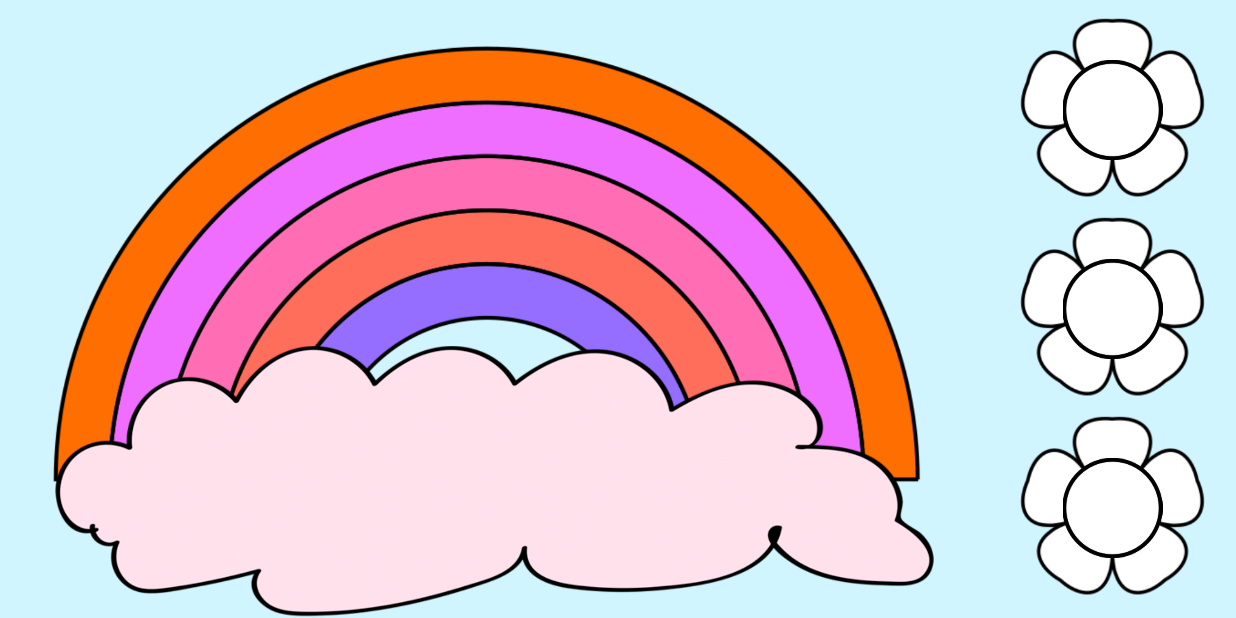
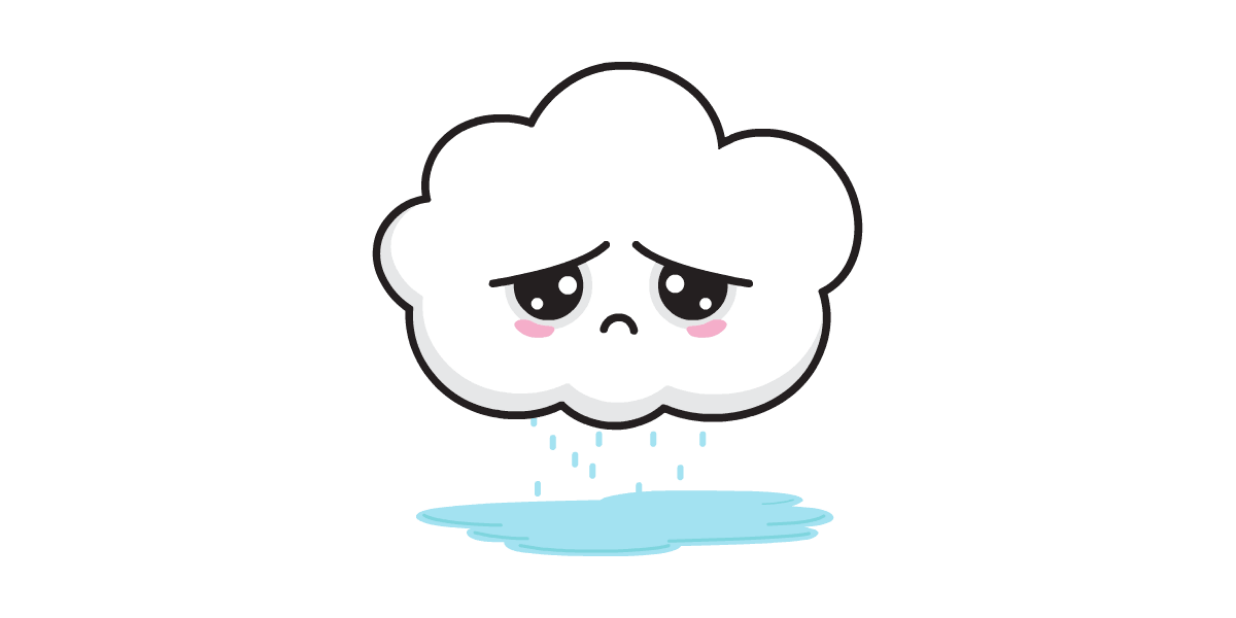
Before and after one commit to elenkamir/gamesforkids, an Android app: the Game2Activity screen opened directly, with no data from a screen before it, after a tap on an icon or button, on a phone screen of 824 x 412 dp (held sideways). Run offline under Robolectric (Android 15) with nearby library versions, the phone set to English and light mode, and no system bars; 2 statements that could not run were skipped; 2 other taps on this screen came first.

Commit message:
игра #2 Дизайн_финал

```diff
--- a/app/build.gradle
+++ b/app/build.gradle
@@ -25,4 +25,6 @@ dependencies {
     testImplementation 'junit:junit:4.12'
     androidTestImplementation 'com.android.support.test:runner:1.0.1'
     androidTestImplementation 'com.android.support.test.espresso:espresso-core:3.0.1'
+    compile 'com.github.bumptech.glide:glide:3.7.0'
+    compile 'com.android.support:support-v4:26.1.0'
 }
--- a/app/src/main/java/ru/gamesforkids/gamesforkids/Game2Activity.java
+++ b/app/src/main/java/ru/gamesforkids/gamesforkids/Game2Activity.java
@@ -6,9 +6,13 @@ import android.support.v7.app.AppCompatActivity;
 import android.os.Bundle;
 import android.content.pm.ActivityInfo;
 import android.view.View;
+import android.widget.FrameLayout;
 import android.widget.ImageButton;
 import android.widget.ImageView;
 import android.widget.Toast;
+
+import com.bumptech.glide.Glide;
+import com.bumptech.glide.load.engine.DiskCacheStrategy;
 
 import java.util.ArrayList;
 import java.util.Arrays;
@@ -26,6 +30,9 @@ public class Game2Activity extends AppCompatActivity {
     ImageView ivArc3;
     ImageView ivArc4;
     ImageView ivArc5;
+    ImageView goodEnd;
+    ImageView badEnd;
+    FrameLayout End;
 
     int k = 0;
     ArrayList<ImageView> arcs;
@@ -41,6 +48,13 @@ public class Game2Activity extends AppCompatActivity {
         setContentView(R.layout.activity_game2);
         setRequestedOrientation(ActivityInfo.SCREEN_ORIENTATION_LANDSCAPE);
 
+        End = findViewById(R.id.End);
+        goodEnd = findViewById(R.id.happySun);
+        Glide.with(getApplicationContext()).load(R.drawable.happy_sun).asGif().
+                fitCenter().diskCacheStrategy(DiskCacheStrategy.SOURCE).crossFade().into(goodEnd);
+        badEnd = findViewById(R.id.sadCloud);
+        Glide.with(getApplicationContext()).load(R.drawable.sad_cloud).asGif().
+                fitCenter().diskCacheStrategy(DiskCacheStrategy.SOURCE).crossFade().into(badEnd);
         ibColor1 = findViewById(R.id.color1ib);
         ibColor2 = findViewById(R.id.color2ib);
         ibColor3 = findViewById(R.id.color3ib);
@@ -172,7 +186,9 @@ public class Game2Activity extends AppCompatActivity {
     private void check(View view) {
         int delay = 3500;
         if (playerComb.equals(rightComb)) {
-            Toast.makeText(view.getContext(), "Как красиво! :)", Toast.LENGTH_LONG).show();
+            //Toast.makeText(view.getContext(), "Как красиво! :)", Toast.LENGTH_LONG).show();
+            End.setVisibility(View.VISIBLE);
+            goodEnd.setVisibility(View.VISIBLE);
             new Handler().postDelayed(new Runnable() {
                 @Override
                 public void run() {
@@ -180,7 +196,9 @@ public class Game2Activity extends AppCompatActivity {
                 }
             }, delay);
         } else {
-            Toast.makeText(view.getContext(), ":c Давай еще раз!", Toast.LENGTH_LONG).show();
+            //Toast.makeText(view.getContext(), ":c Давай еще раз!", Toast.LENGTH_LONG).show();
+            End.setVisibility(View.VISIBLE);
+            badEnd.setVisibility(View.VISIBLE);
             new Handler().postDelayed(new Runnable() {
                 @Override
                 public void run() {
@@ -201,5 +219,8 @@ public class Game2Activity extends AppCompatActivity {
         ivArc2.setColorFilter(null);
         ivArc3.setColorFilter(null);
         ivArc4.setColorFilter(null);
+        End.setVisibility(View.GONE);
+        goodEnd.setVisibility(View.GONE);
+        badEnd.setVisibility(View.GONE);
     }
 }
--- a/app/src/main/res/layout/activity_game2.xml
+++ b/app/src/main/res/layout/activity_game2.xml
@@ -1,5 +1,5 @@
 <?xml version="1.0" encoding="utf-8"?>
-<LinearLayout xmlns:android="http://schemas.android.com/apk/res/android"
+<FrameLayout xmlns:android="http://schemas.android.com/apk/res/android"
     xmlns:app="http://schemas.android.com/apk/res-auto"
     xmlns:tools="http://schemas.android.com/tools"
     android:layout_width="match_parent"
@@ -7,6 +7,11 @@
     android:background="@color/g2Sky"
     android:orientation="horizontal"
     tools:context="ru.gamesforkids.gamesforkids.Game2Activity">
+
+    <LinearLayout
+        android:layout_width="match_parent"
+        android:layout_height="match_parent"
+        android:orientation="horizontal">
 
         <RelativeLayout
             android:id="@+id/rainbow"
@@ -165,3 +170,27 @@
         </LinearLayout>
 
     </LinearLayout>
+
+    <FrameLayout
+        android:id="@+id/End"
+        android:layout_width="match_parent"
+        android:layout_height="match_parent"
+        android:background="@color/white"
+        android:visibility="gone">
+
+        <ImageView
+            android:id="@+id/sadCloud"
+            android:layout_width="match_parent"
+            android:layout_height="match_parent"
+            android:visibility="gone"
+            app:srcCompat="@drawable/sad_cloud" />
+
+        <ImageView
+            android:id="@+id/happySun"
+            android:layout_width="match_parent"
+            android:layout_height="match_parent"
+            android:visibility="gone"
+            app:srcCompat="@drawable/happy_sun" />
+    </FrameLayout>
+
+</FrameLayout>
```
Also changed, not shown: app/src/main/res/drawable/sad_cloud.gif (added), 1 other file. Lines whose indentation alone changed are shown as unchanged.
